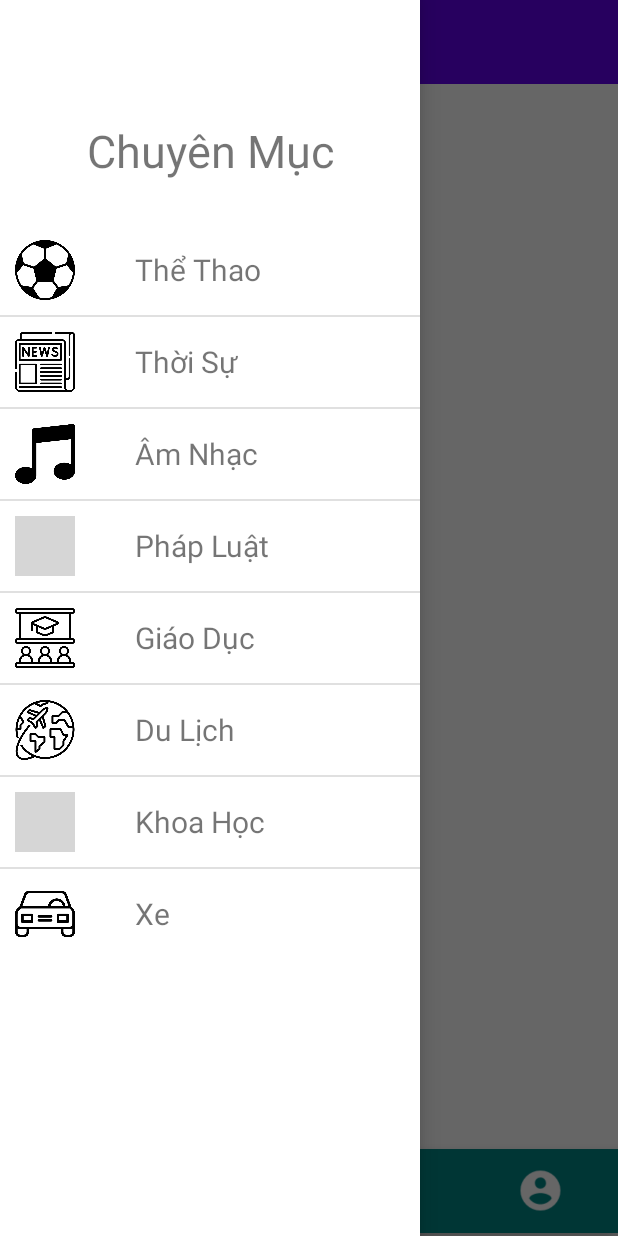
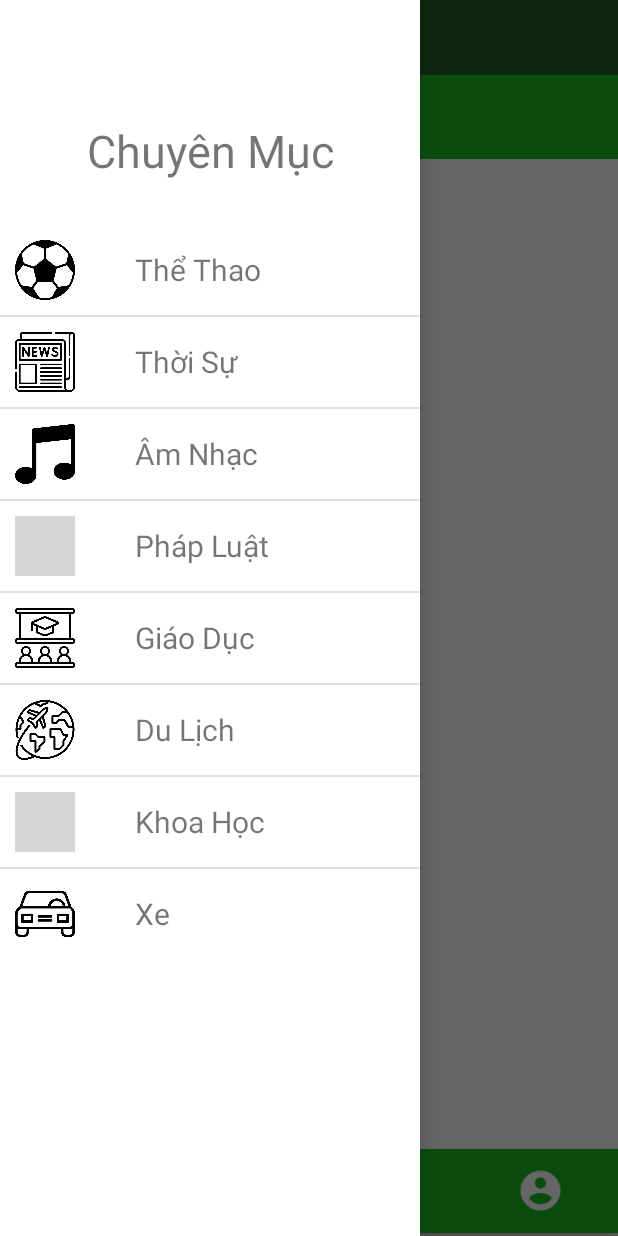
Before and after one commit to truonghuuchinh/Doan_android, an Android app: the screen it shows after launch (MainActivity), with the side drawer open, on a phone screen of 412 x 824 dp. Run offline under Robolectric (Android 15) with nearby library versions, the phone set to English and light mode, and no system bars; grey boxes are pictures that could not be loaded.

Commit message:
gop master

```diff
--- a/DoAn_Androids/app/src/main/res/layout/activity_main.xml
+++ b/DoAn_Androids/app/src/main/res/layout/activity_main.xml
@@ -16,7 +16,13 @@
             android:layout_width="match_parent"
             android:layout_height="match_parent"
             android:orientation="vertical">
-            <!--            Menu của Toolbar-->
+
+            <ImageView
+                android:layout_width="match_parent"
+                android:layout_height="50dp"
+                android:background="@color/teal_700"
+                android:src="@drawable/logobaos" />
+
             <androidx.constraintlayout.widget.ConstraintLayout
                 android:layout_width="match_parent"
                 android:layout_height="wrap_content">
@@ -25,9 +31,8 @@
                     android:id="@+id/toolbar"
                     android:layout_width="wrap_content"
                     android:layout_height="?attr/actionBarSize"
-                    android:background="@color/purple_500"
+                    android:background="@color/teal_200"
                     android:onClick="startMenu"
-
                     app:layout_constraintBottom_toBottomOf="parent"
                     app:layout_constraintStart_toStartOf="parent"
                     app:layout_constraintTop_toTopOf="parent"
@@ -38,7 +43,7 @@
                     android:layout_width="0dp"
                     android:layout_height="0dp"
                     app:queryHint="Search Here"
-                    android:background="@color/purple_500"
+                    android:background="@color/teal_200"
                     app:layout_constraintBottom_toBottomOf="parent"
                     app:layout_constraintEnd_toEndOf="parent"
                     app:layout_constraintHorizontal_bias="0.0"
@@ -67,7 +72,7 @@
                     android:layout_height="wrap_content"
                     android:layout_alignParentBottom="true"
                     android:layout_marginBottom="2dp"
-                    android:background="@color/teal_700"
+                    android:background="@color/teal_200"
                     app:itemIconTint="@color/white"
                     app:itemIconSize="30sp"
                     app:itemTextColor="@color/bottom_color_nav"
--- a/DoAn_Androids/app/src/main/res/values/colors.xml
+++ b/DoAn_Androids/app/src/main/res/values/colors.xml
@@ -6,8 +6,8 @@
     <color name="blue">#FF3700B3</color>
     <color name="red">#FFF41B0B</color>
     <color name="yellow">#FFF41B0B</color>
-    <color name="teal_200">#FF03DAC5</color>
-    <color name="teal_700">#FF018786</color>
+    <color name="teal_200">#1ABF21</color>
+    <color name="teal_700">#226125</color>
     <color name="black">#FF000000</color>
     <color name="white">#FFFFFFFF</color>
     <color name="color_selected">#FFCFBD22</color>
```
Also changed, not shown: DoAn_Androids/app/src/main/res/drawable/logobaos.png (added).
